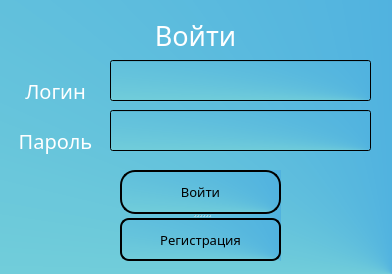
This is auth.ui in Animila/PyWeather as Qt 5 draws it before an edit. The edited form follows.
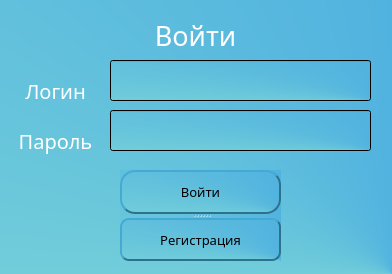
This is the edited form.

Diff of the .ui file:
```diff
--- a/auth.ui
+++ b/auth.ui
@@ -142,7 +142,7 @@
      </property>
      <property name="styleSheet">
       <string notr="true">QPushButton {
-color: rgb(0, 0, 0);
+border-color: rgb(46, 113, 141);
 border-radius: 15px;
 border-style: outset;
 border-width: 1.5px;
@@ -161,7 +161,7 @@
      </property>
      <property name="styleSheet">
       <string notr="true">QPushButton {
-color: rgb(0, 0, 0);
+border-color: rgb(46, 113, 141);
 border-radius: 9px;
 border-style: outset;
 border-width: 1.5px;
```
Left out of the diff: 10 changed lines with no effect on the pictures.
